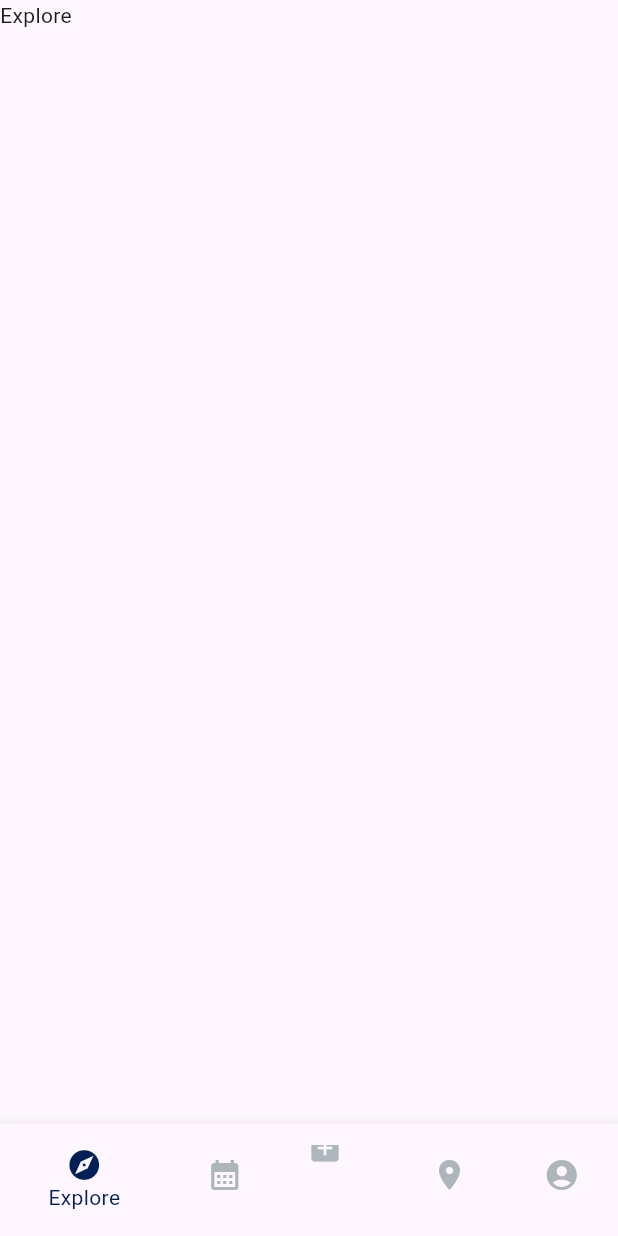
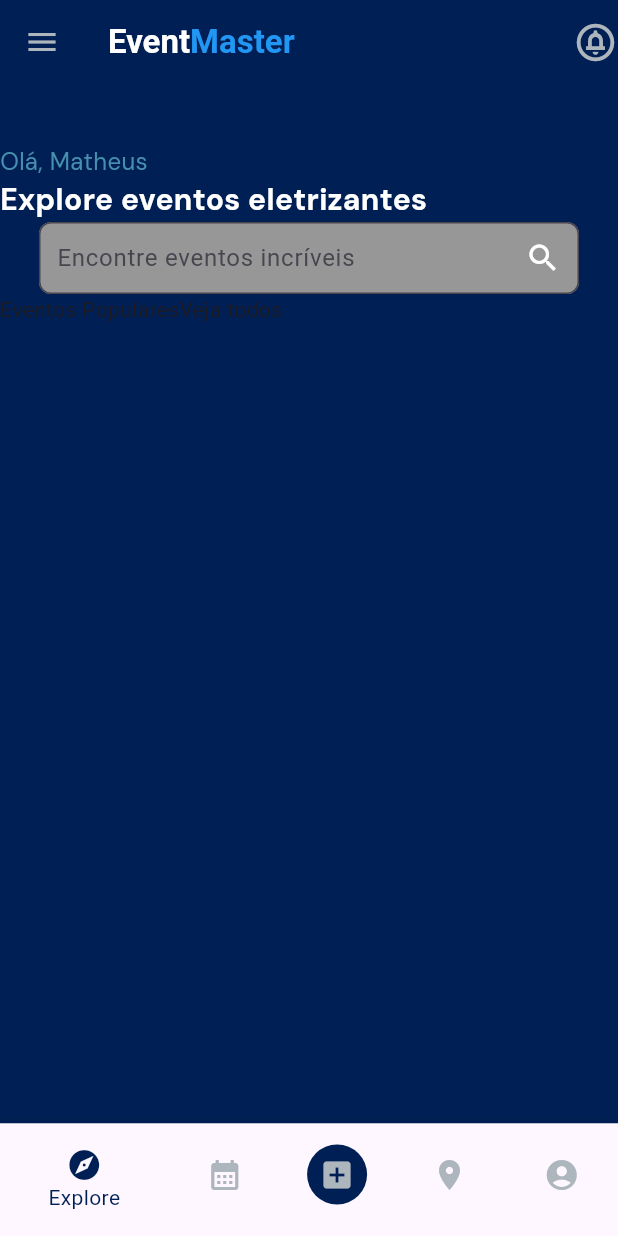
Before and after one commit to murilloliveiraz/EventMaster, a Flutter app: the screen it shows after launch, on a phone screen of 412 x 824 dp. Run offline on Flutter 3.47's test engine with Material 3 defaults, Android fonts, the phone set to English and light mode, and no system bars; our stand-ins replace google_fonts; Roboto replaces fonts that are missing (Ultra).

Commit message:
feat: homepage supeior component

```diff
--- a/lib/CustomWidgets/bottomNavigationBar.dart
+++ b/lib/CustomWidgets/bottomNavigationBar.dart
@@ -14,14 +14,16 @@ BottomNavigationBar bottomNavigationBar(int itemSelecionado, nextStation){
         icon: Container(
           height: 40,
           width: 40,
-          child: const Stack(
-            children: [
-              Positioned(
-                top: -10,
-                child: Icon(Icons.add_box),
-                zIndex: 1,
-              ),
-            ],
+          //color: colorBackground(),
+          decoration: BoxDecoration(
+            color: colorBackground(),
+            borderRadius: BorderRadius.circular(20), // Defina o raio da borda aqui
+          ),
+          child: Center(
+            child: Icon(
+              Icons.add_box,
+              color: Color(0xFFadb5bd),
+            ),
           ),
         ),
         label: '',
--- /dev/null
+++ b/lib/Screens/Explore/explore.dart
@@ -0,0 +1,76 @@
+import 'package:eventmaster/styles/styles.dart';
+import 'package:flutter/material.dart';
+import 'package:google_fonts/google_fonts.dart';
+
+class Explore extends StatefulWidget {
+  const Explore({super.key});
+
+  @override
+  State<Explore> createState() => _ExploreState();
+}
+
+class _ExploreState extends State<Explore> {
+  @override
+  Widget build(BuildContext context) {
+    return Scaffold(
+      appBar: AppBar(
+        backgroundColor: colorBackground(),
+        leading: Icon(Icons.menu, color: colorCinza(),),
+        title: RichText(
+          text: TextSpan(
+            children: [
+              TextSpan(
+                text: "Event",
+                style: fonteTitulo(22)
+              ),
+              TextSpan(
+                text: "Master",
+                style: GoogleFonts.getFont( 'Ultra',
+                    fontSize: 22,
+                    fontWeight: FontWeight.bold,
+                    color: Colors.blue,
+                  ),
+               ),
+            ],
+          ),
+        ),
+        actions: const [
+          Icon(Icons.circle_notifications_outlined, size: 30, color: Color(0xFFadb5bd),)
+        ],
+      ),
+      body: Container(
+        color: colorBackground(),
+        child: ListView(
+          children: [
+            SizedBox(height: 40,),
+            Text("Olá, Matheus", style: fonteTextoRegularAzul(16),),
+            Text("Explore eventos eletrizantes", style: fonteTextoBoldWhite(20)),
+            Container(
+              width: 150,
+              padding: EdgeInsets.symmetric(horizontal: 26),
+              child: TextField(
+                style: TextStyle(color: Colors.white),
+                decoration: InputDecoration(
+                  fillColor: Color(0xFF979797),
+                  filled: true,
+                  contentPadding: EdgeInsets.all(8),
+                  border: OutlineInputBorder( // Define as bordas do TextField
+                    borderRadius: BorderRadius.circular(8.0),
+                  ),
+                  hintText: 'Encontre eventos incríveis',
+                  suffixIcon: IconButton(icon: const Icon(Icons.search, color: Colors.white,), onPressed: (){},)
+                ),
+              ),
+            ),
+            Row(
+              children: [
+                Text('Eventos Populares'),
+                Text('Veja todos')
+              ],
+            )
+          ],
+        ),
+      ),
+    );
+  }
+}
--- a/lib/Screens/homepage.dart
+++ b/lib/Screens/HomePage/homepage.dart
@@ -1,3 +1,4 @@
+import 'package:eventmaster/Screens/Explore/explore.dart';
 import 'package:eventmaster/customWidgets/bottomNavigationBar.dart';
 import 'package:flutter/material.dart';
 
@@ -18,7 +19,7 @@ class _HomePageState extends State<HomePage> {
   }
 
   List<Widget> telas = const [
-    Text('Explore'),
+    Explore(),
     Text('Eventos'),
     Text('Inicio'),
     Text('Mapa'),
--- a/lib/myApp.dart
+++ b/lib/myApp.dart
@@ -1,4 +1,4 @@
-import 'package:eventmaster/Screens/HomePage.dart';
+import 'package:eventmaster/Screens/HomePage/HomePage.dart';
 import 'package:flutter/material.dart';
 
 class MyApp extends StatelessWidget {
--- a/lib/styles/styles.dart
+++ b/lib/styles/styles.dart
@@ -1,13 +1,6 @@
 
 import 'package:flutter/material.dart';
 import 'package:google_fonts/google_fonts.dart';
-
-TextStyle fonteTitulo(double tamanho){
-  return GoogleFonts.ultra(
-    fontSize: tamanho,
-    fontWeight: FontWeight.bold
-  );
-}
 
 TextStyle fonteTextoBold(double tamanho){
   return GoogleFonts.dmSans(
@@ -16,8 +9,40 @@ TextStyle fonteTextoBold(double tamanho){
   );
 }
 
+TextStyle fonteTitulo(double tamanho){
+  return GoogleFonts.ultra(
+    color: Colors.white,
+    fontSize: tamanho,
+    fontWeight: FontWeight.bold
+  );
+}
+
+TextStyle fonteTextoBoldWhite(double tamanho){
+  return GoogleFonts.dmSans(
+    color: Colors.white,
+    fontSize: tamanho,
+    fontWeight: FontWeight.bold
+  );
+}
+
 TextStyle fonteTextoRegular(double tamanho){
   return GoogleFonts.dmSans(
+    fontSize: tamanho,
+    fontWeight: FontWeight.normal
+  );
+}
+
+TextStyle fonteTextoRegularWhite(double tamanho){
+  return GoogleFonts.dmSans(
+    color: Colors.white,
+    fontSize: tamanho,
+    fontWeight: FontWeight.normal
+  );
+}
+
+TextStyle fonteTextoRegularAzul(double tamanho){
+  return GoogleFonts.dmSans(
+    color: colorTituloAzul(),
     fontSize: tamanho,
     fontWeight: FontWeight.normal
   );
```
Also changed, not shown: 1 other file.
